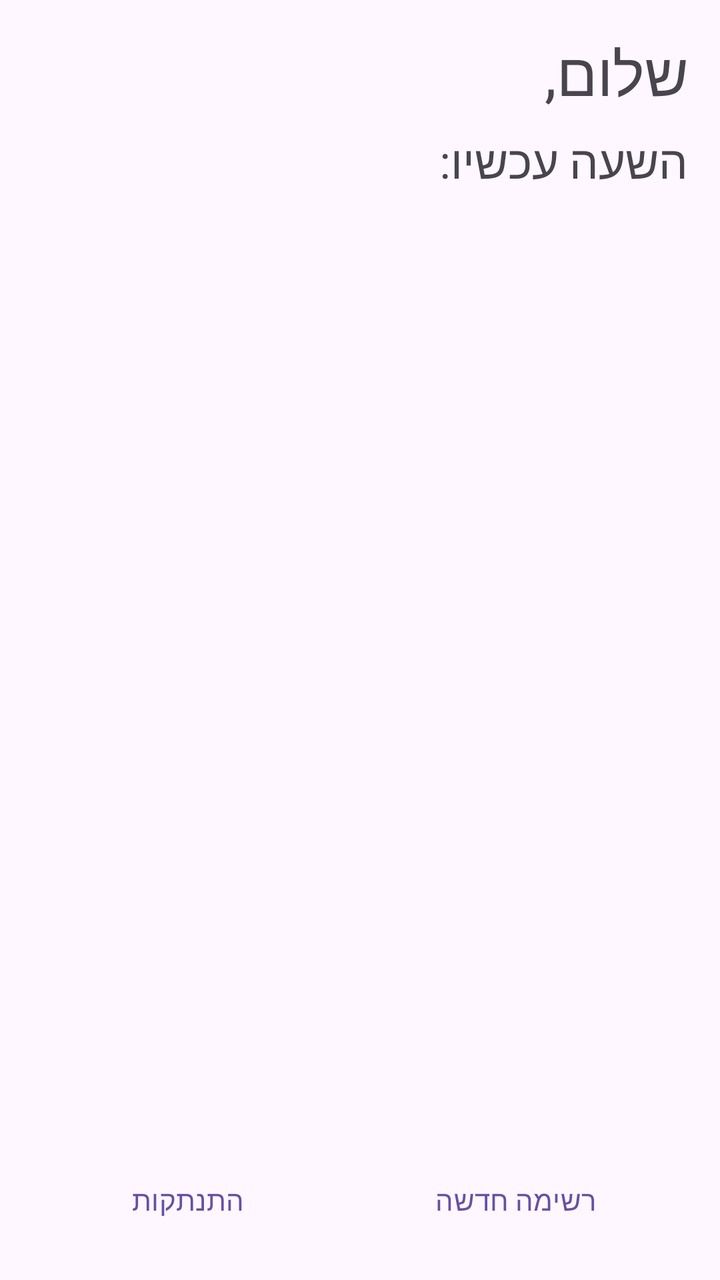
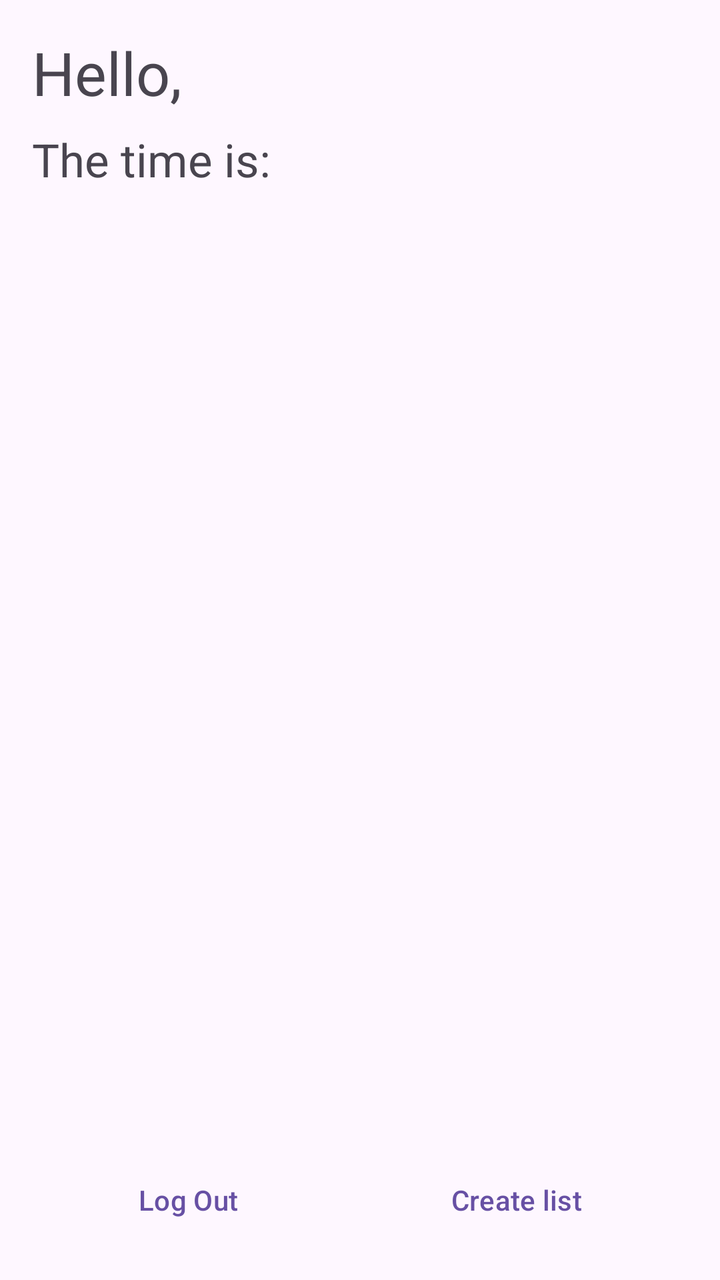

An Android layout rendered at two revisions. The XML below is the earlier revision; the diff shows what the commit changed to produce the second picture.
<!-- AndroidManifest.xml: application theme Theme.MyApplication -->
<!-- res/layout/activity_home.xml -->
<?xml version="1.0" encoding="utf-8"?>
<LinearLayout xmlns:android="http://schemas.android.com/apk/res/android"
    android:id="@+id/main"
    android:layout_width="match_parent"
    android:layout_height="match_parent"
    android:orientation="vertical"
    android:padding="16dp"
    android:layoutDirection="rtl">

    <TextView
        android:id="@+id/tvHello"
        android:layout_width="match_parent"
        android:layout_height="wrap_content"
        android:layout_marginBottom="8dp"
        android:text="@string/hello"
        android:textSize="30sp" />

    <TextView
        android:id="@+id/tvTime"
        android:layout_width="match_parent"
        android:layout_height="wrap_content"
        android:layout_marginBottom="16dp"
        android:text="@string/hour_currently"
        android:textSize="23sp" />

    
    <FrameLayout
        android:layout_width="match_parent"
        android:layout_height="0dp"
        android:layout_weight="1">

        <ListView
            android:id="@+id/lvTasks"
            android:layout_width="match_parent"
            android:layout_height="match_parent" />

        <TextView
            android:id="@+id/tvEmpty"
            android:layout_width="wrap_content"
            android:layout_height="wrap_content"
            android:layout_gravity="center"
            android:text="@string/nothing_to_show"
            android:textSize="18sp"
            android:visibility="gone" />
    </FrameLayout>
    <LinearLayout
        style="?android:attr/buttonBarStyle"
        android:layout_width="match_parent"
        android:layout_height="wrap_content"
        android:gravity="center_vertical"
        android:orientation="horizontal">
        <Button
            android:id="@+id/btnAddList"
            style="?android:attr/buttonBarButtonStyle"
            android:layout_width="0dp"
            android:layout_height="wrap_content"
            android:layout_weight="1"
            android:minHeight="48dp"
            android:text="רשימה חדשה" />
        <Button
            android:id="@+id/btnLogout"
            style="?android:attr/buttonBarButtonStyle"
            android:layout_width="0dp"
            android:layout_height="wrap_content"
            android:layout_weight="1"
            android:minHeight="48dp"
            android:text="התנתקות" />
    </LinearLayout>
</LinearLayout>
<!-- resources referenced by this layout -->
<resources>
  <string name="hello">שלום,</string>
  <string name="hour_currently">השעה עכשיו:</string>
  <string name="nothing_to_show">אין משימות להצגה</string>
  <style name="Theme.MyApplication" parent="Base.Theme.MyApplication" />
  <style name="Base.Theme.MyApplication" parent="Theme.Material3.DayNight.NoActionBar">
          
          
      </style>
</resources>

<!-- the commit's change to res/layout/activity_home.xml (unified diff, before → after) -->
@@ -56,7 +56,7 @@
             android:layout_height="wrap_content"
             android:layout_weight="1"
             android:minHeight="48dp"
-            android:text="רשימה חדשה" />
+            android:text="@string/new_list" />
         <Button
             android:id="@+id/btnLogout"
             style="?android:attr/buttonBarButtonStyle"
@@ -64,6 +64,6 @@
             android:layout_height="wrap_content"
             android:layout_weight="1"
             android:minHeight="48dp"
-            android:text="התנתקות" />
+            android:text="@string/log_out" />
     </LinearLayout>
 </LinearLayout>
<!-- resource entries referenced after the edit -->
@@ -1,8 +1,10 @@
 <!-- resources referenced by this layout -->
 <resources>
-  <string name="hello">שלום,</string>
-  <string name="hour_currently">השעה עכשיו:</string>
-  <string name="nothing_to_show">אין משימות להצגה</string>
+  <string name="hello">Hello, </string>
+  <string name="hour_currently">The time is: </string>
+  <string name="log_out">Log Out</string>
+  <string name="new_list">Create list</string>
+  <string name="nothing_to_show">lists not found.</string>
   <style name="Theme.MyApplication" parent="Base.Theme.MyApplication" />
   <style name="Base.Theme.MyApplication" parent="Theme.Material3.DayNight.NoActionBar">
           
